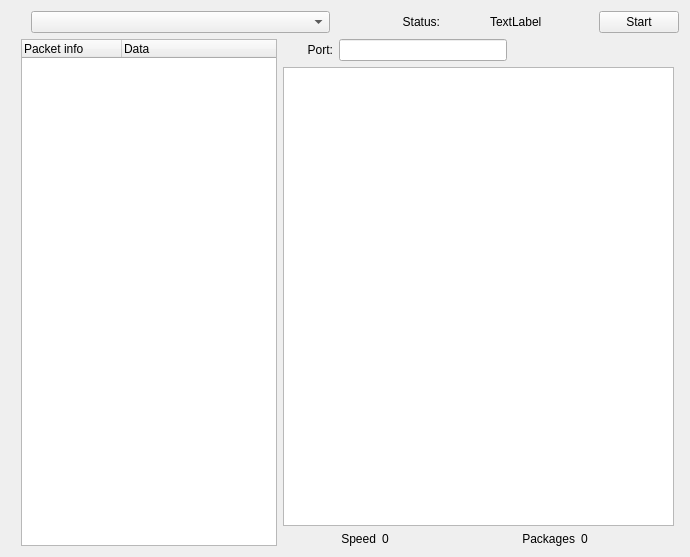
Old version of the form NastyTraffic/src/mainwindow.ui in the repository tsudd/nasty-traffic.
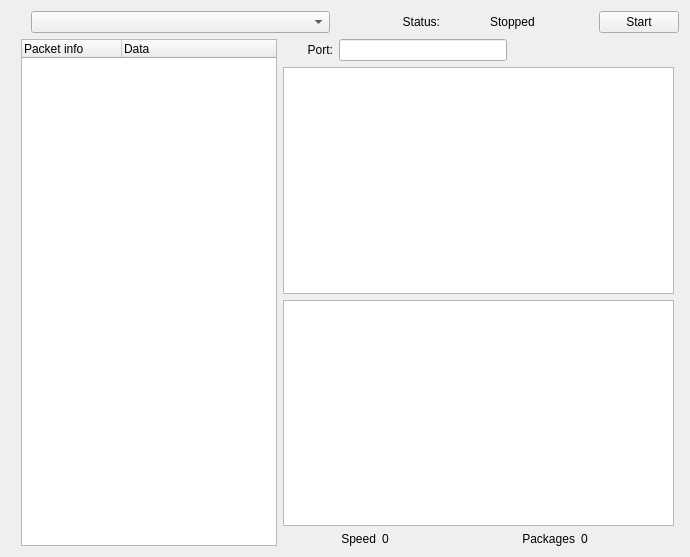
New version of the form.

```diff
--- a/NastyTraffic/src/mainwindow.ui
+++ b/NastyTraffic/src/mainwindow.ui
@@ -54,7 +54,7 @@
          <item>
           <widget class="QLabel" name="statusIndicator">
            <property name="text">
-            <string>TextLabel</string>
+            <string>Stopped</string>
            </property>
            <property name="alignment">
             <set>Qt::AlignLeading|Qt::AlignLeft|Qt::AlignVCenter</set>
@@ -147,6 +147,9 @@
          <item>
           <widget class="QGraphicsView" name="downloadGraph"/>
          </item>
+         <item>
+          <widget class="QGraphicsView" name="packagesView"/>
+         </item>
          <item>
           <layout class="QHBoxLayout" name="horizontalLayout_4">
            <item>
```
